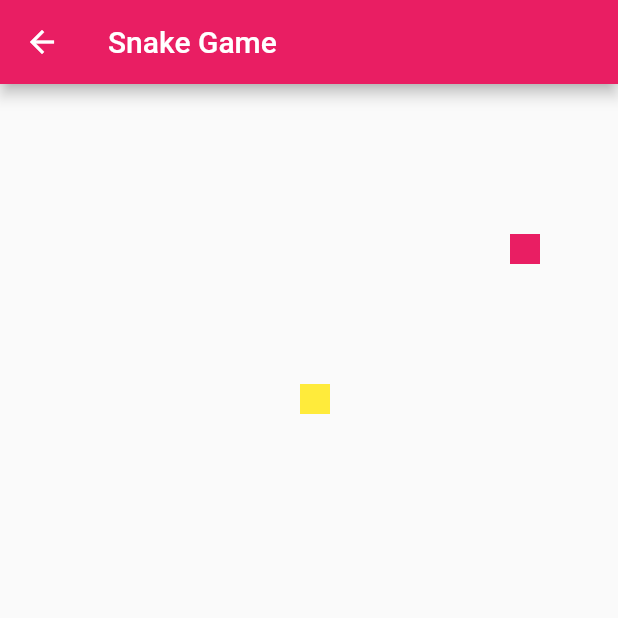
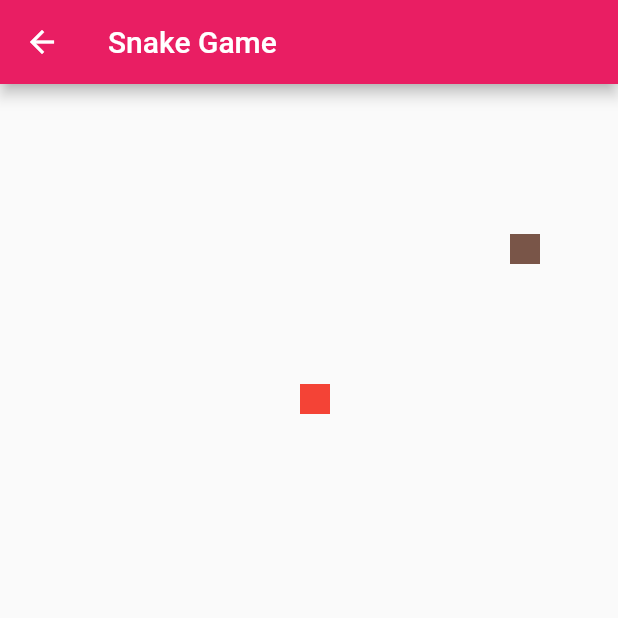
Before and after one commit to LiiOr/LiiOr.github.io, a Flutter app: the SnakeGame screen opened directly, on a phone screen of 412 x 824 dp, the top half of it. Run offline on Flutter 3.47's test engine with Material 2 defaults, Android fonts, the phone set to English and light mode, and no system bars; our stand-ins replace shared_preferences; accounts and stored records are empty.

Commit message:
test après modif branche de deploiement gh-pages

```diff
--- a/lib/snake_game.dart
+++ b/lib/snake_game.dart
@@ -106,6 +106,15 @@ class _SnakeGameState extends State<SnakeGame> {
           }
         },
         child: Container(
+         /* decoration: const BoxDecoration(
+                      gradient: LinearGradient(
+                    begin: Alignment.bottomCenter,
+                    end: Alignment.topCenter,
+                    colors: [
+                      Color.fromARGB(255, 1, 31, 2),
+                      Color.fromARGB(255, 14, 87, 16),
+                    ],
+                  )),*/
           height: screenHeight - AppBar().preferredSize.height,
           child: Stack(
             children: [
@@ -115,7 +124,7 @@ class _SnakeGameState extends State<SnakeGame> {
                 child: Container(
                   width: 20,
                   height: 20,
-                  color: Colors.yellow,
+                  color: Colors.red,
                 ),
               ),
               ...snake.map(
@@ -125,7 +134,7 @@ class _SnakeGameState extends State<SnakeGame> {
                   child: Container(
                     width: 20,
                     height: 20,
-                    color: Colors.pink,
+                    color: Colors.brown,
                   ),
                 ),
               ),
```
